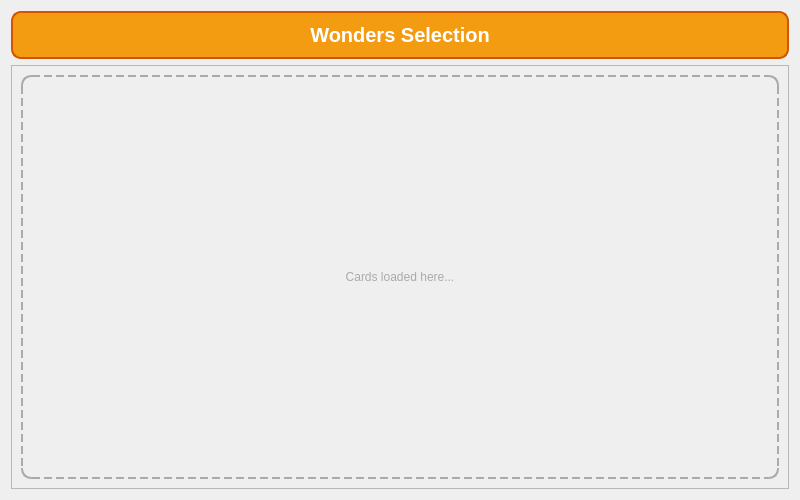
First picture: the form in 7Wonders/UI/WonderSelectionWidget.ui, repository lydiagroza/ProjectMC, before the edit.
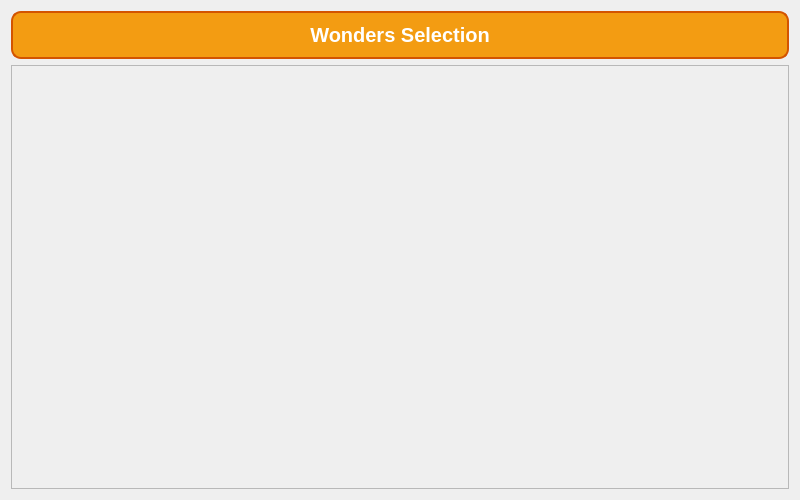
Second picture: the form after the edit.

Diff of the .ui file:
```diff
--- a/7Wonders/UI/WonderSelectionWidget.ui
+++ b/7Wonders/UI/WonderSelectionWidget.ui
@@ -40,7 +40,7 @@
       <bool>true</bool>
      </property>
      <property name="verticalScrollBarPolicy">
-      <enum>Qt::ScrollBarAlwaysOff</enum>
+      <enum>Qt::ScrollBarAsNeeded</enum>
      </property>
      <property name="horizontalScrollBarPolicy">
       <enum>Qt::ScrollBarAsNeeded</enum>
@@ -54,23 +54,10 @@
         <height>400</height>
        </rect>
       </property>
-      <layout class="QHBoxLayout" name="cardsLayout">
+      <layout class="QGridLayout" name="cardsLayout">
        <property name="spacing">
         <number>20</number>
        </property>
-       <item>
-        <widget class="QLabel" name="placeholderLabel">
-         <property name="text">
-          <string>Cards loaded here...</string>
-         </property>
-         <property name="alignment">
-          <set>Qt::AlignCenter</set>
-         </property>
-         <property name="styleSheet">
-          <string notr="true">color: #aaa; border: 2px dashed #aaa; border-radius: 10px; padding: 20px;</string>
-         </property>
-        </widget>
-       </item>
       </layout>
      </widget>
     </widget>
```
